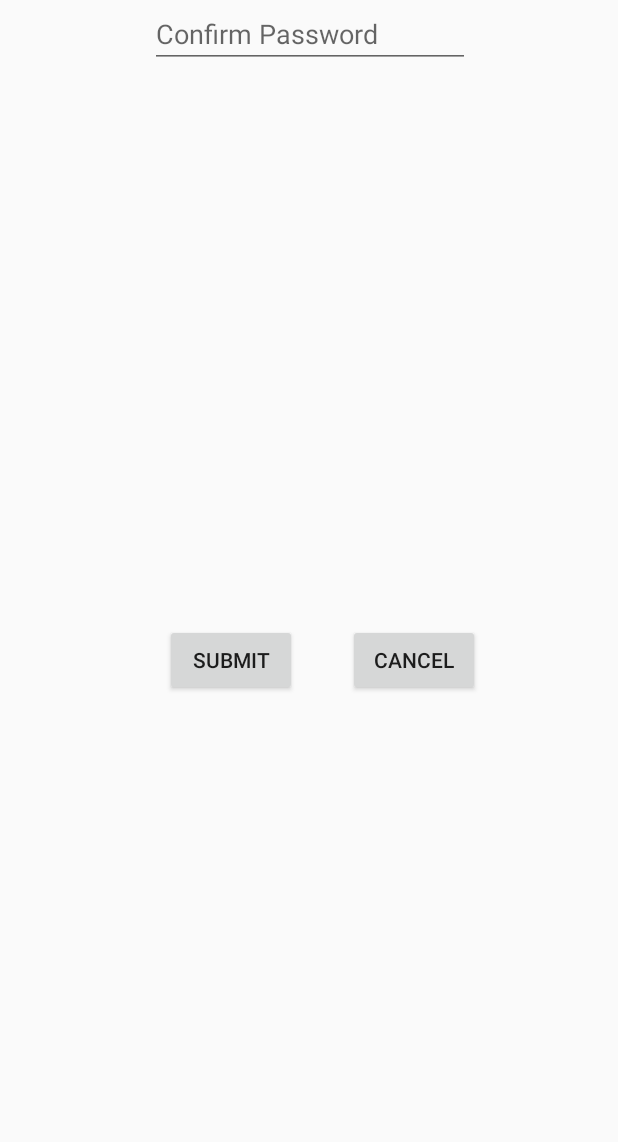
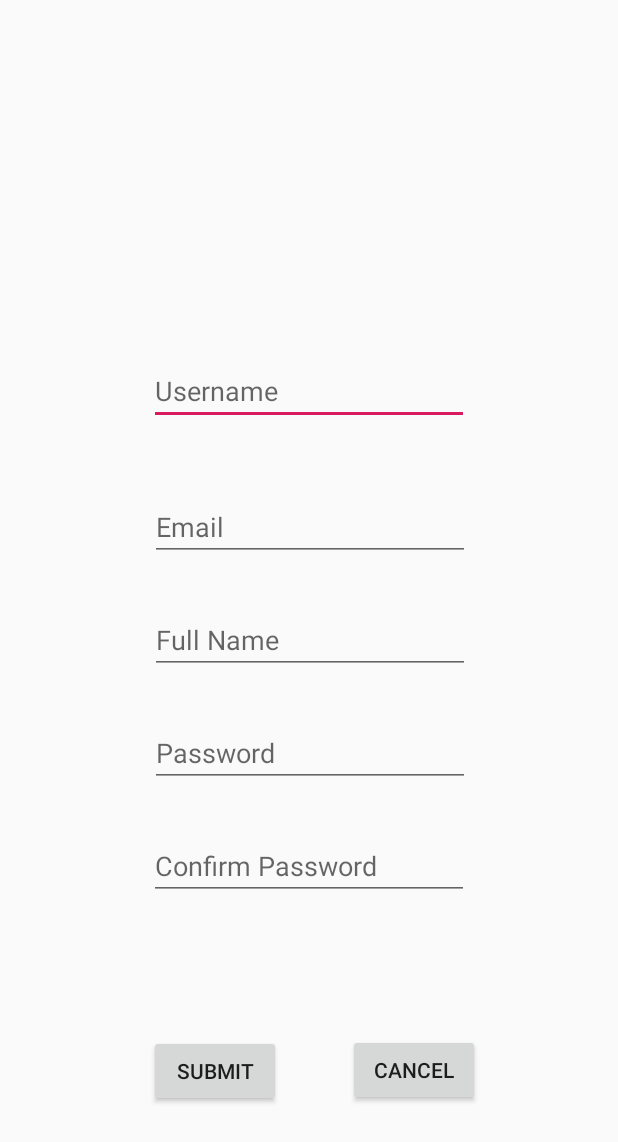
Before and after one commit to Charlie-sHub/Lit_Fits_Application, an Android app: the layout activity_register.xml on its own in the app's theme, with its tools: preview values and no code run, on a phone screen of 412 x 824 dp. Shown: the top 1142 px of the screen. Run offline under Robolectric (Android 15) with nearby library versions, the phone set to English and light mode, and no system bars.

```diff
--- a/app/src/main/java/com/example/lit_fits_application/activities/MainMenuActivity.java
+++ b/app/src/main/java/com/example/lit_fits_application/activities/MainMenuActivity.java
@@ -19,7 +19,6 @@
     private Button buttonModifyAccount;
     private Button buttonLogOut;
     private User user;
-    private MediaPlayer musicPlayer;
     private Bundle extrasBundle;
     private String uri;
 
@@ -27,8 +26,6 @@
     protected void onCreate(Bundle savedInstanceState) {
         super.onCreate(savedInstanceState);
         setContentView(R.layout.activity_main_menu);
-        musicPlayer = MediaPlayer.create(MainMenuActivity.this, R.raw.app_soundtrack);
-        musicPlayer.start();
         findButtons();
         setListenerForButtons();
         extrasBundle = new Bundle();
--- a/app/src/main/res/layout/activity_login.xml
+++ b/app/src/main/res/layout/activity_login.xml
@@ -1,5 +1,5 @@
 <?xml version="1.0" encoding="utf-8"?>
-<android.support.constraint.ConstraintLayout xmlns:android="http://schemas.android.com/apk/res/android"
+<androidx.constraintlayout.widget.ConstraintLayout xmlns:android="http://schemas.android.com/apk/res/android"
     xmlns:app="http://schemas.android.com/apk/res-auto"
     xmlns:tools="http://schemas.android.com/tools"
     android:layout_width="match_parent"
@@ -118,4 +118,4 @@
         app:layout_constraintTop_toBottomOf="@+id/btnLogin"
         app:layout_constraintVertical_bias="0.664" />
 
-</android.support.constraint.ConstraintLayout>
+</androidx.constraintlayout.widget.ConstraintLayout>
--- a/app/src/main/res/layout/activity_register.xml
+++ b/app/src/main/res/layout/activity_register.xml
@@ -1,5 +1,5 @@
 <?xml version="1.0" encoding="utf-8"?>
-<android.support.constraint.ConstraintLayout xmlns:android="http://schemas.android.com/apk/res/android"
+<androidx.constraintlayout.widget.ConstraintLayout xmlns:android="http://schemas.android.com/apk/res/android"
     xmlns:app="http://schemas.android.com/apk/res-auto"
     xmlns:tools="http://schemas.android.com/tools"
     android:layout_width="match_parent"
@@ -10,16 +10,17 @@
         android:id="@+id/btnSubmit"
         android:layout_width="wrap_content"
         android:layout_height="wrap_content"
+        android:layout_marginBottom="8dp"
+        android:layout_marginEnd="8dp"
         android:layout_marginStart="84dp"
         android:layout_marginTop="8dp"
-        android:layout_marginEnd="8dp"
-        android:layout_marginBottom="8dp"
         android:text="@string/btn_submit"
         app:layout_constraintBottom_toBottomOf="parent"
         app:layout_constraintEnd_toStartOf="@+id/btnCancel"
+        app:layout_constraintHorizontal_bias="0.294"
         app:layout_constraintStart_toStartOf="parent"
         app:layout_constraintTop_toBottomOf="@+id/fieldConfirmPassword"
-        app:layout_constraintVertical_bias="0.507" />
+        app:layout_constraintVertical_bias="0.512" />
 
     <Button
         android:id="@+id/btnCancel"
@@ -38,17 +39,18 @@
         android:id="@+id/fieldUsername"
         android:layout_width="wrap_content"
         android:layout_height="wrap_content"
+        android:layout_marginBottom="30dp"
+        android:layout_marginEnd="8dp"
         android:layout_marginStart="8dp"
         android:layout_marginTop="30dp"
-        android:layout_marginEnd="8dp"
-        android:layout_marginBottom="30dp"
         android:ems="10"
         android:hint="@string/field_username"
         android:inputType="textPersonName"
         app:layout_constraintBottom_toTopOf="@+id/fieldEmail"
         app:layout_constraintEnd_toEndOf="parent"
         app:layout_constraintStart_toStartOf="parent"
-        app:layout_constraintTop_toTopOf="parent" />
+        app:layout_constraintTop_toTopOf="parent"
+        app:layout_constraintVertical_bias="0.931" />
 
     <EditText
         android:id="@+id/fieldPassword"
@@ -69,15 +71,15 @@
         android:id="@+id/fieldConfirmPassword"
         android:layout_width="wrap_content"
         android:layout_height="wrap_content"
+        android:layout_marginBottom="224dp"
+        android:layout_marginEnd="8dp"
         android:layout_marginStart="8dp"
-        android:layout_marginEnd="8dp"
         android:ems="10"
         android:hint="@string/field_password_confirm"
         android:inputType="textPassword"
+        app:layout_constraintBottom_toBottomOf="parent"
         app:layout_constraintEnd_toEndOf="parent"
-        app:layout_constraintHorizontal_bias="0.503"
-        app:layout_constraintStart_toStartOf="parent"
-        tools:layout_editor_absoluteY="332dp" />
+        app:layout_constraintStart_toStartOf="parent" />
 
     <EditText
         android:id="@+id/fieldEmail"
@@ -108,4 +110,4 @@
         app:layout_constraintEnd_toEndOf="parent"
         app:layout_constraintHorizontal_bias="0.503"
         app:layout_constraintStart_toStartOf="parent" />
-</android.support.constraint.ConstraintLayout>
+</androidx.constraintlayout.widget.ConstraintLayout>
--- /dev/null
+++ b/app/src/main/res/values/connection.xml
@@ -0,0 +1,4 @@
+<?xml version="1.0" encoding="utf-8"?>
+<resources>
+    <string name="uri">http://localhost:8080/Lit_Fits_Server/webresources</string>
+</resources>
```
Also changed, not shown: app/src/main/java/com/example/lit_fits_application/activities/LoginActivity.java (+34 -1 lines).
